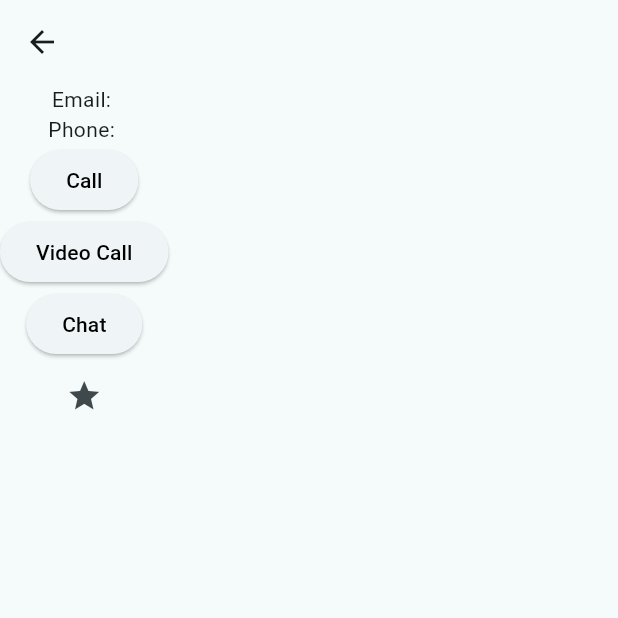
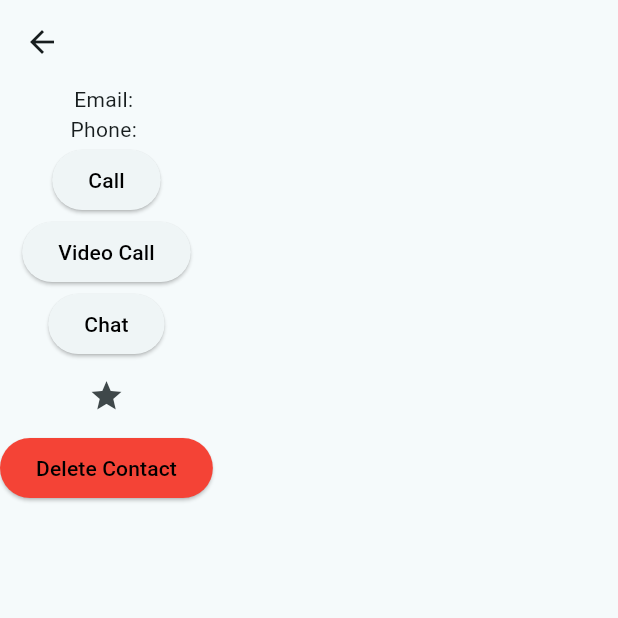
Before and after one commit to islam-ahsanul/connectly, a Flutter app: the ContactDetailsScreen screen opened directly with empty values, after a tap on the "star border" icon, on a phone screen of 412 x 824 dp, the top half of it. Run offline on Flutter 3.47's test engine with Material 3 defaults, Android fonts, the phone set to English and light mode, and no system bars; our stand-ins replace cloud_firestore, firebase_auth, firebase_core, firebase_storage, flutter_riverpod, image_picker; accounts and stored records are empty.

Commit message:
added state management to contact screen

```diff
--- /dev/null
+++ b/lib/providers/contacts_provider.dart
@@ -0,0 +1,39 @@
+import 'package:flutter_riverpod/flutter_riverpod.dart';
+import 'package:firebase_auth/firebase_auth.dart';
+import 'package:cloud_firestore/cloud_firestore.dart';
+
+final contactsProvider =
+    StateNotifierProvider<ContactsNotifier, List<Map<String, dynamic>>>((ref) {
+  return ContactsNotifier();
+});
+
+class ContactsNotifier extends StateNotifier<List<Map<String, dynamic>>> {
+  ContactsNotifier() : super([]);
+
+  void loadContacts(List<Map<String, dynamic>> contacts) {
+    state = contacts;
+  }
+
+  Future<void> fetchContacts() async {
+    var currentUser = FirebaseAuth.instance.currentUser;
+    if (currentUser == null) return;
+
+    var contactsCollection = FirebaseFirestore.instance
+        .collection('users')
+        .doc(currentUser.uid)
+        .collection('contacts');
+
+    var querySnapshot = await contactsCollection.get();
+    loadContacts(querySnapshot.docs.map((doc) => doc.data()).toList());
+  }
+
+  void toggleFavorite(String email) {
+    state = [
+      for (final contact in state)
+        if (contact['email'] == email)
+          {...contact, 'isFavorite': !(contact['isFavorite'] ?? false)}
+        else
+          contact
+    ];
+  }
+}
--- a/lib/screens/contact_details_screen.dart
+++ b/lib/screens/contact_details_screen.dart
@@ -1,8 +1,10 @@
 import 'package:cloud_firestore/cloud_firestore.dart';
 import 'package:firebase_auth/firebase_auth.dart';
 import 'package:flutter/material.dart';
+import 'package:flutter_riverpod/flutter_riverpod.dart';
+import 'package:connectly/providers/contacts_provider.dart'; // Adjust the import based on your project structure
 
-class ContactDetailsScreen extends StatefulWidget {
+class ContactDetailsScreen extends ConsumerStatefulWidget {
   final Map<String, dynamic> contact;
 
   const ContactDetailsScreen({Key? key, required this.contact})
@@ -12,7 +14,7 @@ class ContactDetailsScreen extends StatefulWidget {
   _ContactDetailsScreenState createState() => _ContactDetailsScreenState();
 }
 
-class _ContactDetailsScreenState extends State<ContactDetailsScreen> {
+class _ContactDetailsScreenState extends ConsumerState<ContactDetailsScreen> {
   bool isFavorite = false;
 
   @override
@@ -35,13 +37,17 @@ class _ContactDetailsScreenState extends State<ContactDetailsScreen> {
           // Other details...
 
           // Action buttons
-          ElevatedButton(onPressed: () => _makeCall(), child: Text('Call')),
-          ElevatedButton(
-              onPressed: () => _startVideoCall(), child: Text('Video Call')),
-          ElevatedButton(onPressed: () => _startChat(), child: Text('Chat')),
+          ElevatedButton(onPressed: _makeCall, child: Text('Call')),
+          ElevatedButton(onPressed: _startVideoCall, child: Text('Video Call')),
+          ElevatedButton(onPressed: _startChat, child: Text('Chat')),
           IconButton(
             icon: Icon(isFavorite ? Icons.star : Icons.star_border),
-            onPressed: () => _toggleFavorite(),
+            onPressed: _toggleFavorite,
+          ),
+          ElevatedButton(
+            onPressed: _deleteContact,
+            child: Text('Delete Contact'),
+            style: ElevatedButton.styleFrom(primary: Colors.red),
           ),
         ],
       ),
@@ -73,17 +79,38 @@ class _ContactDetailsScreenState extends State<ContactDetailsScreen> {
         .doc(currentUser.uid)
         .collection('contacts');
 
-    // Query to find the contact document by email
     var querySnapshot = await contactsCollection
         .where('email', isEqualTo: widget.contact['email'])
         .get();
 
-    // Assuming the email is unique and will return only one document
     if (querySnapshot.docs.isNotEmpty) {
       var contactDoc = querySnapshot.docs.first.reference;
       await contactDoc.update({
         'isFavorite': isFavorite,
       });
     }
+
+    ref.read(contactsProvider.notifier).toggleFavorite(widget.contact['email']);
+  }
+
+  void _deleteContact() async {
+    var currentUser = FirebaseAuth.instance.currentUser;
+    if (currentUser == null) return;
+
+    var contactsCollection = FirebaseFirestore.instance
+        .collection('users')
+        .doc(currentUser.uid)
+        .collection('contacts');
+
+    var querySnapshot = await contactsCollection
+        .where('email', isEqualTo: widget.contact['email'])
+        .get();
+
+    if (querySnapshot.docs.isNotEmpty) {
+      var contactDoc = querySnapshot.docs.first.reference;
+      await contactDoc.delete();
+    }
+
+    Navigator.pop(context); // Pop back to the previous screen after deletion
   }
 }
--- a/pubspec.yaml
+++ b/pubspec.yaml
@@ -40,6 +40,7 @@ dependencies:
   image_picker: ^1.0.4
   cloud_firestore: ^4.13.4
   intl: ^0.19.0
+  flutter_riverpod: ^2.4.9
 
 dev_dependencies:
   flutter_test:
```
Also changed, not shown: lib/main.dart (+7 -1 lines), lib/screens/all_contacts_screen.dart (+7 -32 lines), pubspec.lock.
